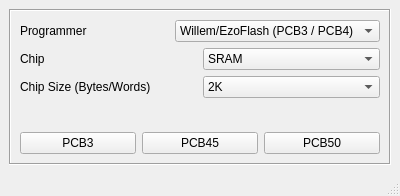
Before: the Qt Designer form emuprog/main/mainwindow.ui in robsonsmartins/usbflashprog, drawn with Qt 5.
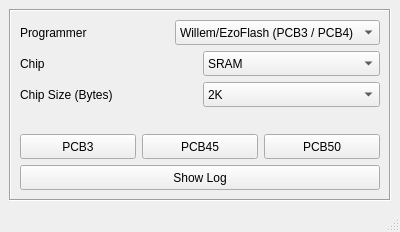
After: the same form once the commit is applied. Icons and pictures are not drawn.

Commit message: simulator: add button to open log file

```diff
--- a/emuprog/main/mainwindow.ui
+++ b/emuprog/main/mainwindow.ui
@@ -10,7 +10,7 @@
     <x>0</x>
     <y>0</y>
     <width>400</width>
-    <height>196</height>
+    <height>232</height>
    </rect>
   </property>
   <property name="windowTitle">
@@ -44,6 +44,12 @@
            </item>
            <item>
             <widget class="QComboBox" name="cbProg">
+             <property name="minimumSize">
+              <size>
+               <width>0</width>
+               <height>25</height>
+              </size>
+             </property>
              <item>
               <property name="text">
                <string>Willem/EzoFlash (PCB3 / PCB4)</string>
@@ -69,6 +75,12 @@
            </item>
            <item>
             <widget class="QComboBox" name="cbChip">
+             <property name="minimumSize">
+              <size>
+               <width>0</width>
+               <height>25</height>
+              </size>
+             </property>
              <item>
               <property name="text">
                <string>SRAM</string>
@@ -93,12 +105,18 @@
            <item>
             <widget class="QLabel" name="label_3">
              <property name="text">
-              <string>Chip Size (Bytes/Words)</string>
+              <string>Chip Size (Bytes)</string>
              </property>
             </widget>
            </item>
            <item>
             <widget class="QComboBox" name="cbSize">
+             <property name="minimumSize">
+              <size>
+               <width>0</width>
+               <height>25</height>
+              </size>
+             </property>
              <item>
               <property name="text">
                <string>2K</string>
@@ -190,6 +208,12 @@
           <layout class="QHBoxLayout" name="horizontalLayout_4">
            <item>
             <widget class="QPushButton" name="btnPCB3">
+             <property name="minimumSize">
+              <size>
+               <width>0</width>
+               <height>25</height>
+              </size>
+             </property>
              <property name="text">
               <string>PCB3</string>
              </property>
@@ -197,6 +221,12 @@
            </item>
            <item>
             <widget class="QPushButton" name="btnPCB45">
+             <property name="minimumSize">
+              <size>
+               <width>0</width>
+               <height>25</height>
+              </size>
+             </property>
              <property name="text">
               <string>PCB45</string>
              </property>
@@ -204,6 +234,12 @@
            </item>
            <item>
             <widget class="QPushButton" name="btnPCB50">
+             <property name="minimumSize">
+              <size>
+               <width>0</width>
+               <height>25</height>
+              </size>
+             </property>
              <property name="text">
               <string>PCB50</string>
              </property>
@@ -211,6 +247,19 @@
            </item>
           </layout>
          </item>
+         <item>
+          <widget class="QPushButton" name="btnShowLog">
+           <property name="minimumSize">
+            <size>
+             <width>0</width>
+             <height>25</height>
+            </size>
+           </property>
+           <property name="text">
+            <string>Show Log</string>
+           </property>
+          </widget>
+         </item>
         </layout>
        </item>
       </layout>
```
The commit also changes 2 other files.
